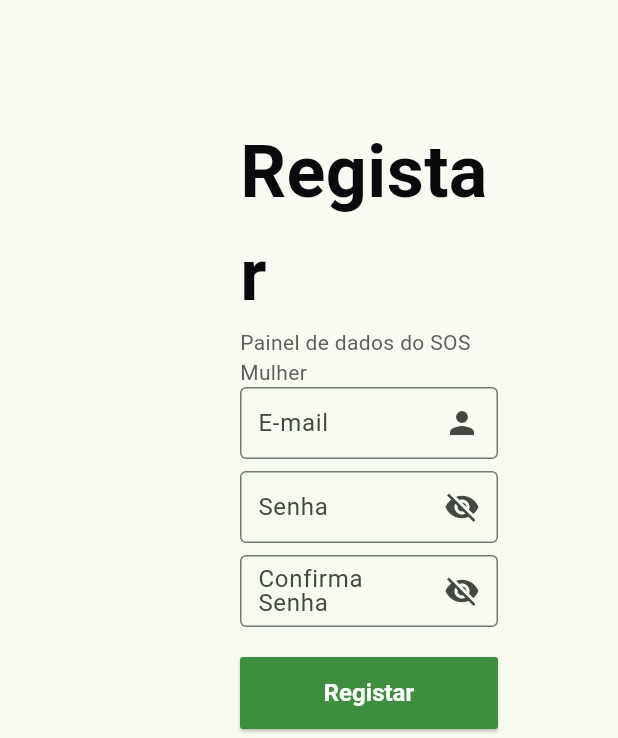
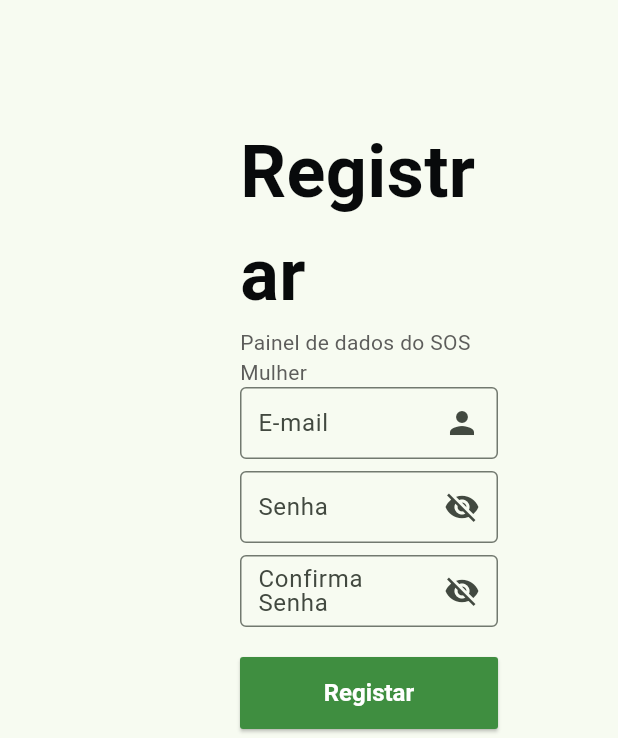
Before and after one commit to CharlestonRibeiro/Painel_SOS_Mulher, a Flutter app: the RegisterPage screen opened by its route, on a phone screen of 412 x 824 dp, the part 498-1236 px from its top. Run offline on Flutter 3.47's test engine with Material 3 defaults, Android fonts, the phone set to English and light mode, and no system bars; our stand-ins replace cloud_firestore, firebase_auth, firebase_core, firebase_storage, flutter_bloc, flutter_map and 4 more; missing offline and left inert: flutter_map_location_marker; accounts and stored records are empty; Roboto replaces fonts that are missing (Poppins).

Commit message:
error text Registrar

```diff
--- a/lib/app/modules/register/register_page.dart
+++ b/lib/app/modules/register/register_page.dart
@@ -37,7 +37,7 @@ class RegisterPage extends StatelessWidget {
                     child: Column(
                       children: [
                         const Text(
-                          'Registar',
+                          'Registrar',
                           style: TextStyle(
                             color: Color(0xFF080A0B),
                             fontSize: 48.0,
```
Also changed, not shown: pubspec.lock.
